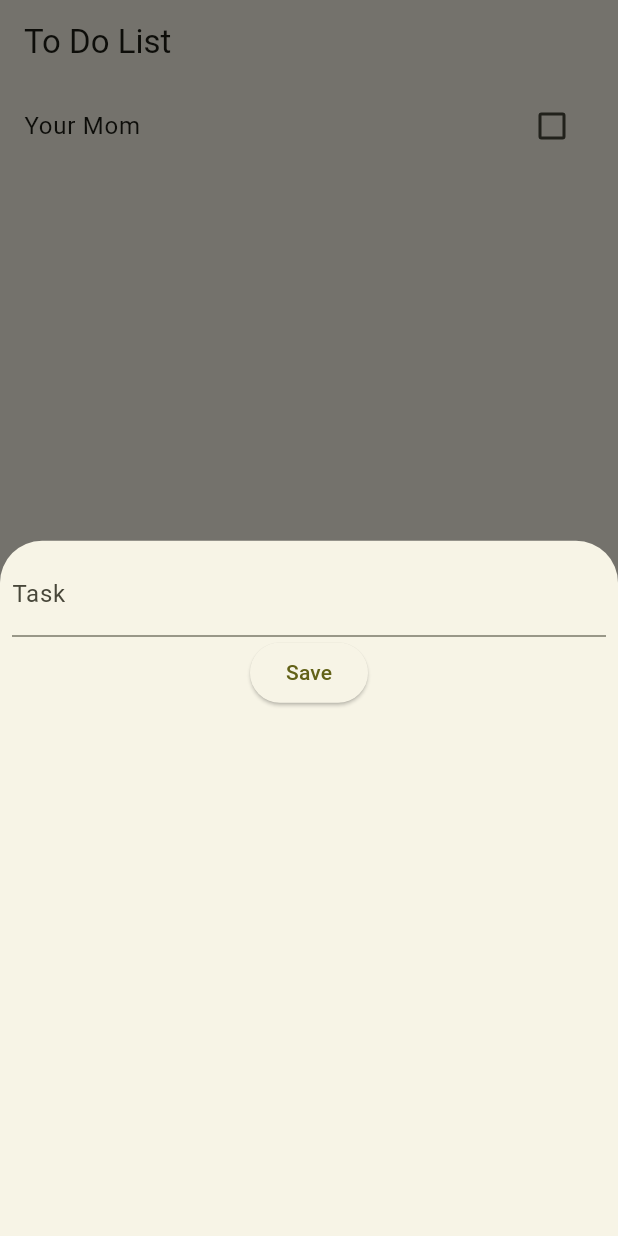
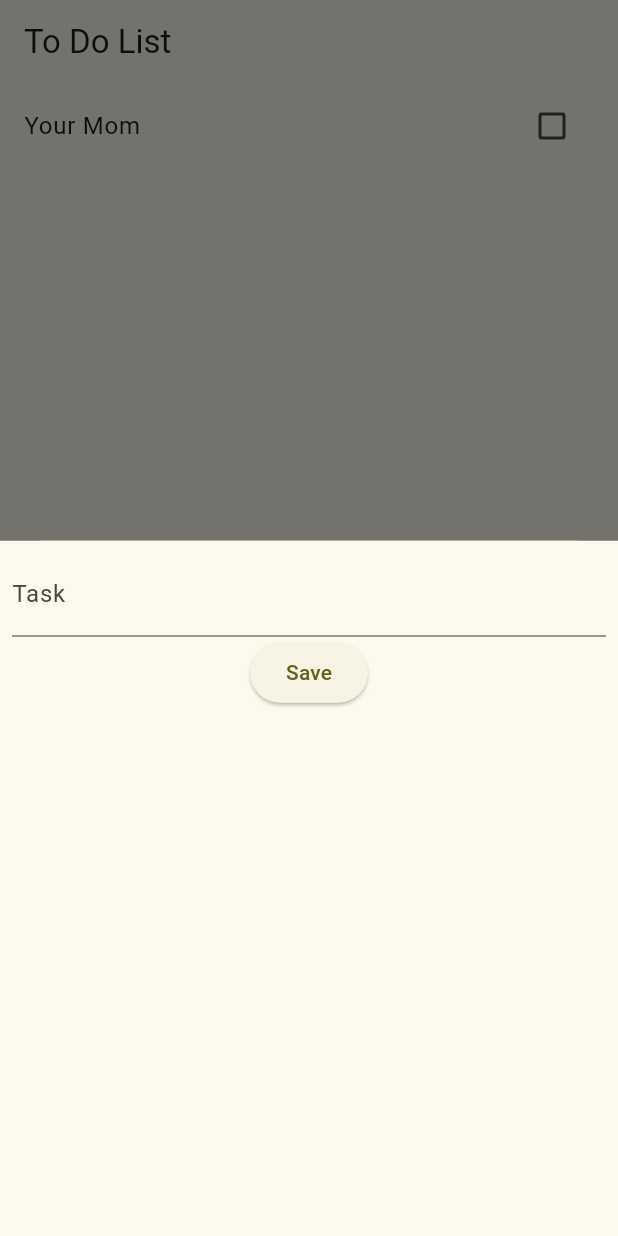
Before and after one commit to jayceebuarao/todo-list, a Flutter app: the screen it shows after launch, after a tap on the "add" icon, on a phone screen of 412 x 824 dp. Run offline on Flutter 3.47's test engine with Material 2 defaults, Android fonts, the phone set to English and light mode, and no system bars.

Commit message:
wrapped modal sheet in Scaffold widget

```diff
--- a/lib/todos.dart
+++ b/lib/todos.dart
@@ -22,7 +22,7 @@ class _ToDosState extends State<ToDos> {
   void openNewToDoModal() {
     showModalBottomSheet(
         context: context,
-        builder: (context) => NewTodo(updateToDo: addNewToDo));
+        builder: (context) => Scaffold(body: NewTodo(updateToDo: addNewToDo)));
   }
 
   @override
```
